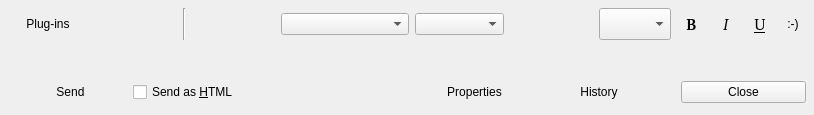
The window that modules/chat/rzxchatui_mac.ui (Fruneau/qRezix) describes before a commit, drawn with Qt 5.
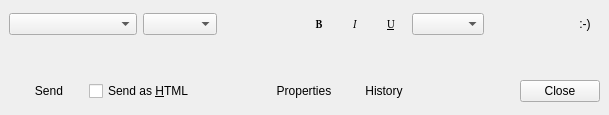
The same window after the commit. Custom widgets are drawn as their Qt base class.

Commit message: AmÃ©lioration de l'ui de chat : * Supprime le bouton plugins obsolete * Changement de l'ordre de la barre de format ==> plus intuitif Ã  mon gout * Corrige des problÃšmes de taille des boutons

Patch:
```diff
--- a/modules/chat/rzxchatui_mac.ui
+++ b/modules/chat/rzxchatui_mac.ui
@@ -8,8 +8,8 @@
    <rect>
     <x>0</x>
     <y>0</y>
-    <width>814</width>
-    <height>107</height>
+    <width>609</width>
+    <height>110</height>
    </rect>
   </property>
   <property name="sizePolicy" >
@@ -25,47 +25,11 @@
   </property>
   <layout class="QGridLayout" >
    <property name="margin" >
-    <number>8</number>
+    <number>9</number>
    </property>
    <property name="spacing" >
     <number>6</number>
    </property>
-   <item row="1" column="0" >
-    <widget class="RzxTextEdit" name="edMsg" >
-     <property name="sizePolicy" >
-      <sizepolicy>
-       <hsizetype>7</hsizetype>
-       <vsizetype>7</vsizetype>
-       <horstretch>0</horstretch>
-       <verstretch>0</verstretch>
-      </sizepolicy>
-     </property>
-     <property name="minimumSize" >
-      <size>
-       <width>0</width>
-       <height>25</height>
-      </size>
-     </property>
-     <property name="maximumSize" >
-      <size>
-       <width>32767</width>
-       <height>32767</height>
-      </size>
-     </property>
-     <property name="baseSize" >
-      <size>
-       <width>0</width>
-       <height>50</height>
-      </size>
-     </property>
-     <property name="focusPolicy" >
-      <enum>Qt::StrongFocus</enum>
-     </property>
-     <property name="whatsThis" >
-      <string>&lt;h3>Input&lt;/h3>&lt;p>This is the place where you can type your messages.&lt;/p>&lt;p>&lt;b>Shortcuts :&lt;/b>&lt;br>&lt;b>Enter : &lt;/b>Send your message&lt;br>&lt;b>Ctrl+[UP|DOWN] : &lt;/b>Navigate through the messages you have already typed&lt;br>&lt;b>Ctrl+Enter : &lt;/b> Add a line-break&lt;/p></string>
-     </property>
-    </widget>
-   </item>
    <item row="0" column="0" >
     <layout class="QHBoxLayout" >
      <property name="margin" >
@@ -74,81 +38,11 @@
      <property name="spacing" >
       <number>6</number>
      </property>
-     <item>
-      <widget class="QPushButton" name="btnPlugins" >
-       <property name="sizePolicy" >
-        <sizepolicy>
-         <hsizetype>5</hsizetype>
-         <vsizetype>0</vsizetype>
-         <horstretch>0</horstretch>
-         <verstretch>0</verstretch>
-        </sizepolicy>
-       </property>
-       <property name="whatsThis" >
-        <string>&lt;h3>Plug-ins&lt;/h3>
-&lt;p>Shows a menu which helps you to use the extra-features provided by qRezix's plug-ins&lt;/p></string>
-       </property>
-       <property name="text" >
-        <string>Plug-ins</string>
-       </property>
-       <property name="checkable" >
-        <bool>true</bool>
-       </property>
-       <property name="flat" >
-        <bool>true</bool>
-       </property>
-      </widget>
-     </item>
-     <item>
-      <spacer>
-       <property name="orientation" >
-        <enum>Qt::Horizontal</enum>
-       </property>
-       <property name="sizeType" >
-        <enum>QSizePolicy::Expanding</enum>
-       </property>
-       <property name="sizeHint" >
-        <size>
-         <width>50</width>
-         <height>32</height>
-        </size>
-       </property>
-      </spacer>
-     </item>
-     <item>
-      <widget class="Line" name="line2_2" >
-       <property name="frameShape" >
-        <enum>QFrame::VLine</enum>
-       </property>
-       <property name="frameShadow" >
-        <enum>QFrame::Sunken</enum>
-       </property>
-       <property name="orientation" >
-        <enum>Qt::Vertical</enum>
-       </property>
-      </widget>
-     </item>
-     <item>
-      <spacer>
-       <property name="orientation" >
-        <enum>Qt::Horizontal</enum>
-       </property>
-       <property name="sizeType" >
-        <enum>QSizePolicy::Expanding</enum>
-       </property>
-       <property name="sizeHint" >
-        <size>
-         <width>50</width>
-         <height>32</height>
-        </size>
-       </property>
-      </spacer>
-     </item>
      <item>
       <widget class="QComboBox" name="cbFontSelect" >
        <property name="sizePolicy" >
         <sizepolicy>
-         <hsizetype>7</hsizetype>
+         <hsizetype>3</hsizetype>
          <vsizetype>0</vsizetype>
          <horstretch>0</horstretch>
          <verstretch>0</verstretch>
@@ -160,47 +54,13 @@
          <height>0</height>
         </size>
        </property>
-       <property name="whatsThis" >
-        <string>&lt;h3>Font&lt;/h3>&lt;p>When you decided to send your messages as HTML, you can choose here the font to use&lt;/p></string>
-       </property>
       </widget>
      </item>
-     <item>
-      <widget class="QComboBox" name="cbColorSelect" >
-       <property name="sizePolicy" >
-        <sizepolicy>
-         <hsizetype>7</hsizetype>
-         <vsizetype>0</vsizetype>
-         <horstretch>0</horstretch>
-         <verstretch>0</verstretch>
-        </sizepolicy>
-       </property>
-       <property name="whatsThis" >
-        <string>&lt;h3>Color&lt;/h3>&lt;p>When you decided to send your messages as HTML, you can choose here the color to use&lt;/p></string>
-       </property>
-      </widget>
-     </item>
-     <item>
-      <spacer>
-       <property name="orientation" >
-        <enum>Qt::Horizontal</enum>
-       </property>
-       <property name="sizeType" >
-        <enum>QSizePolicy::Expanding</enum>
-       </property>
-       <property name="sizeHint" >
-        <size>
-         <width>30</width>
-         <height>30</height>
-        </size>
-       </property>
-      </spacer>
-     </item>
      <item>
       <widget class="QComboBox" name="cbSize" >
        <property name="sizePolicy" >
         <sizepolicy>
-         <hsizetype>5</hsizetype>
+         <hsizetype>0</hsizetype>
          <vsizetype>0</vsizetype>
          <horstretch>0</horstretch>
          <verstretch>0</verstretch>
@@ -208,41 +68,49 @@
        </property>
        <property name="minimumSize" >
         <size>
-         <width>0</width>
+         <width>74</width>
          <height>0</height>
         </size>
        </property>
        <property name="maximumSize" >
         <size>
-         <width>32767</width>
-         <height>32767</height>
+         <width>74</width>
+         <height>16777215</height>
         </size>
        </property>
-       <property name="whatsThis" >
-        <string>&lt;h3>Size&lt;/h3>&lt;p>When you decided to send your messages as HTML, you can choose here the size of the text &lt;/p></string>
-       </property>
       </widget>
      </item>
      <item>
-      <layout class="QGridLayout" >
-       <property name="margin" >
-        <number>0</number>
+      <spacer>
+       <property name="orientation" >
+        <enum>Qt::Horizontal</enum>
        </property>
-       <property name="spacing" >
-        <number>6</number>
+       <property name="sizeHint" >
+        <size>
+         <width>21</width>
+         <height>20</height>
+        </size>
        </property>
-       <item row="0" column="0" >
+      </spacer>
+     </item>
+     <item>
         <widget class="QToolButton" name="btnBold" >
          <property name="minimumSize" >
           <size>
-           <width>28</width>
-           <height>0</height>
+         <width>30</width>
+         <height>30</height>
+        </size>
+       </property>
+       <property name="maximumSize" >
+        <size>
+         <width>30</width>
+         <height>30</height>
           </size>
          </property>
          <property name="font" >
           <font>
-           <family></family>
-           <pointsize>12</pointsize>
+         <family>Terminal [Bitstream]</family>
+         <pointsize>8</pointsize>
            <weight>75</weight>
            <italic>false</italic>
            <bold>true</bold>
@@ -250,77 +118,35 @@
            <strikeout>false</strikeout>
           </font>
          </property>
-         <property name="whatsThis" >
-          <string>&lt;h3>Bold&lt;/h3>&lt;p>When you decided to send your messages as HTML, this button can enable/disable the bold style for the text&lt;/p></string>
-         </property>
          <property name="text" >
           <string>B</string>
          </property>
-         <property name="shortcut" >
-          <string/>
-         </property>
          <property name="checkable" >
           <bool>true</bool>
          </property>
-         <property name="toolButtonStyle" >
-          <enum>Qt::ToolButtonTextOnly</enum>
-         </property>
          <property name="autoRaise" >
           <bool>true</bool>
          </property>
         </widget>
        </item>
-       <item row="0" column="2" >
-        <widget class="QToolButton" name="btnUnderline" >
-         <property name="minimumSize" >
-          <size>
-           <width>28</width>
-           <height>0</height>
-          </size>
-         </property>
-         <property name="font" >
-          <font>
-           <family></family>
-           <pointsize>12</pointsize>
-           <weight>50</weight>
-           <italic>false</italic>
-           <bold>false</bold>
-           <underline>true</underline>
-           <strikeout>false</strikeout>
-          </font>
-         </property>
-         <property name="whatsThis" >
-          <string>&lt;h3>Underlined&lt;/h3>&lt;p>When you decided to send your messages as HTML, this button can enable/disable the underlined style for the text&lt;/p></string>
-         </property>
-         <property name="text" >
-          <string>U</string>
-         </property>
-         <property name="shortcut" >
-          <string/>
-         </property>
-         <property name="checkable" >
-          <bool>true</bool>
-         </property>
-         <property name="toolButtonStyle" >
-          <enum>Qt::ToolButtonTextOnly</enum>
-         </property>
-         <property name="autoRaise" >
-          <bool>true</bool>
-         </property>
-        </widget>
-       </item>
-       <item row="0" column="1" >
+     <item>
         <widget class="QToolButton" name="btnItalic" >
          <property name="minimumSize" >
           <size>
-           <width>28</width>
-           <height>0</height>
+         <width>30</width>
+         <height>30</height>
+        </size>
+       </property>
+       <property name="maximumSize" >
+        <size>
+         <width>30</width>
+         <height>30</height>
           </size>
          </property>
          <property name="font" >
           <font>
-           <family></family>
-           <pointsize>12</pointsize>
+         <family>Terminal [Bitstream]</family>
+         <pointsize>8</pointsize>
            <weight>50</weight>
            <italic>true</italic>
            <bold>false</bold>
@@ -328,40 +154,86 @@
            <strikeout>false</strikeout>
           </font>
          </property>
-         <property name="whatsThis" >
-          <string>&lt;h3>Italic&lt;/h3>&lt;p>When you decided to send your messages as HTML, this button can enable/disable the italic style for the text&lt;/p></string>
-         </property>
          <property name="text" >
           <string>I</string>
          </property>
-         <property name="shortcut" >
-          <string/>
-         </property>
          <property name="checkable" >
           <bool>true</bool>
          </property>
-         <property name="toolButtonStyle" >
-          <enum>Qt::ToolButtonTextOnly</enum>
-         </property>
+       <property name="autoRaise" >
+        <bool>true</bool>
+       </property>
+      </widget>
+     </item>
+     <item>
+      <widget class="QToolButton" name="btnUnderline" >
+       <property name="minimumSize" >
+        <size>
+         <width>30</width>
+         <height>30</height>
+        </size>
+       </property>
+       <property name="maximumSize" >
+        <size>
+         <width>30</width>
+         <height>30</height>
+        </size>
+       </property>
+       <property name="font" >
+        <font>
+         <family>Terminal [Bitstream]</family>
+         <pointsize>8</pointsize>
+         <weight>50</weight>
+         <italic>false</italic>
+         <bold>false</bold>
+         <underline>true</underline>
+         <strikeout>false</strikeout>
+        </font>
+       </property>
+       <property name="text" >
+        <string>U</string>
+       </property>
+       <property name="checkable" >
+        <bool>true</bool>
+       </property>
          <property name="autoRaise" >
           <bool>true</bool>
          </property>
         </widget>
        </item>
-       <item row="0" column="3" >
+     <item>
+      <widget class="QComboBox" name="cbColorSelect" />
+     </item>
+     <item>
+      <spacer>
+       <property name="orientation" >
+        <enum>Qt::Horizontal</enum>
+       </property>
+       <property name="sizeHint" >
+        <size>
+         <width>20</width>
+         <height>20</height>
+        </size>
+       </property>
+      </spacer>
+     </item>
+     <item>
         <widget class="QToolButton" name="btnSmiley" >
+       <property name="minimumSize" >
+        <size>
+         <width>30</width>
+         <height>30</height>
+        </size>
+       </property>
+       <property name="maximumSize" >
+        <size>
+         <width>30</width>
+         <height>30</height>
+        </size>
+       </property>
          <property name="text" >
           <string>:-)</string>
          </property>
-         <property name="checkable" >
-          <bool>true</bool>
-         </property>
-         <property name="checked" >
-          <bool>false</bool>
-         </property>
-         <property name="toolButtonStyle" >
-          <enum>Qt::ToolButtonTextOnly</enum>
-         </property>
          <property name="autoRaise" >
           <bool>true</bool>
          </property>
@@ -369,7 +241,41 @@
        </item>
       </layout>
      </item>
-    </layout>
+   <item row="1" column="0" >
+    <widget class="RzxTextEdit" name="edMsg" >
+     <property name="sizePolicy" >
+      <sizepolicy>
+       <hsizetype>7</hsizetype>
+       <vsizetype>7</vsizetype>
+       <horstretch>0</horstretch>
+       <verstretch>0</verstretch>
+      </sizepolicy>
+     </property>
+     <property name="minimumSize" >
+      <size>
+       <width>0</width>
+       <height>25</height>
+      </size>
+     </property>
+     <property name="maximumSize" >
+      <size>
+       <width>32767</width>
+       <height>32767</height>
+      </size>
+     </property>
+     <property name="baseSize" >
+      <size>
+       <width>0</width>
+       <height>50</height>
+      </size>
+     </property>
+     <property name="focusPolicy" >
+      <enum>Qt::StrongFocus</enum>
+     </property>
+     <property name="whatsThis" >
+      <string>&lt;h3>Input&lt;/h3>&lt;p>This is the place where you can type your messages.&lt;/p>&lt;p>&lt;b>Shortcuts :&lt;/b>&lt;br>&lt;b>Enter : &lt;/b>Send your message&lt;br>&lt;b>Ctrl+[UP|DOWN] : &lt;/b>Navigate through the messages you have already typed&lt;br>&lt;b>Ctrl+Enter : &lt;/b> Add a line-break&lt;/p></string>
+     </property>
+    </widget>
    </item>
    <item row="2" column="0" >
     <layout class="QHBoxLayout" >
@@ -518,7 +424,7 @@
         <enum>Qt::Horizontal</enum>
        </property>
        <property name="sizeType" >
-        <enum>QSizePolicy::Minimum</enum>
+        <enum>QSizePolicy::Expanding</enum>
        </property>
        <property name="sizeHint" >
         <size>
@@ -530,6 +436,14 @@
      </item>
      <item>
       <widget class="QPushButton" name="btnClose" >
+       <property name="sizePolicy" >
+        <sizepolicy>
+         <hsizetype>5</hsizetype>
+         <vsizetype>0</vsizetype>
+         <horstretch>0</horstretch>
+         <verstretch>0</verstretch>
+        </sizepolicy>
+       </property>
        <property name="whatsThis" >
         <string>&lt;h3>Close&lt;/h3>&lt;p>Ends the chat et close the window&lt;/p></string>
        </property>
@@ -541,46 +455,6 @@
     </layout>
    </item>
   </layout>
-  <widget class="QWidget" name="widget" >
-   <property name="geometry" >
-    <rect>
-     <x>9</x>
-     <y>9</y>
-     <width>788</width>
-     <height>34</height>
-    </rect>
-   </property>
-  </widget>
-  <widget class="QWidget" name="widget_2" >
-   <property name="geometry" >
-    <rect>
-     <x>710</x>
-     <y>10</y>
-     <width>86</width>
-     <height>32</height>
-    </rect>
-   </property>
-  </widget>
-  <widget class="QWidget" name="widget_3" >
-   <property name="geometry" >
-    <rect>
-     <x>650</x>
-     <y>10</y>
-     <width>114</width>
-     <height>40</height>
-    </rect>
-   </property>
-  </widget>
-  <widget class="QWidget" name="widget_4" >
-   <property name="geometry" >
-    <rect>
-     <x>10</x>
-     <y>10</y>
-     <width>788</width>
-     <height>34</height>
-    </rect>
-   </property>
-  </widget>
  </widget>
  <layoutdefault spacing="3" margin="2" />
  <pixmapfunction></pixmapfunction>
```
Left out of the diff: 7 changed lines with no effect on the pictures. Lines whose indentation alone changed are shown as unchanged. The commit also changes 3 other files.
